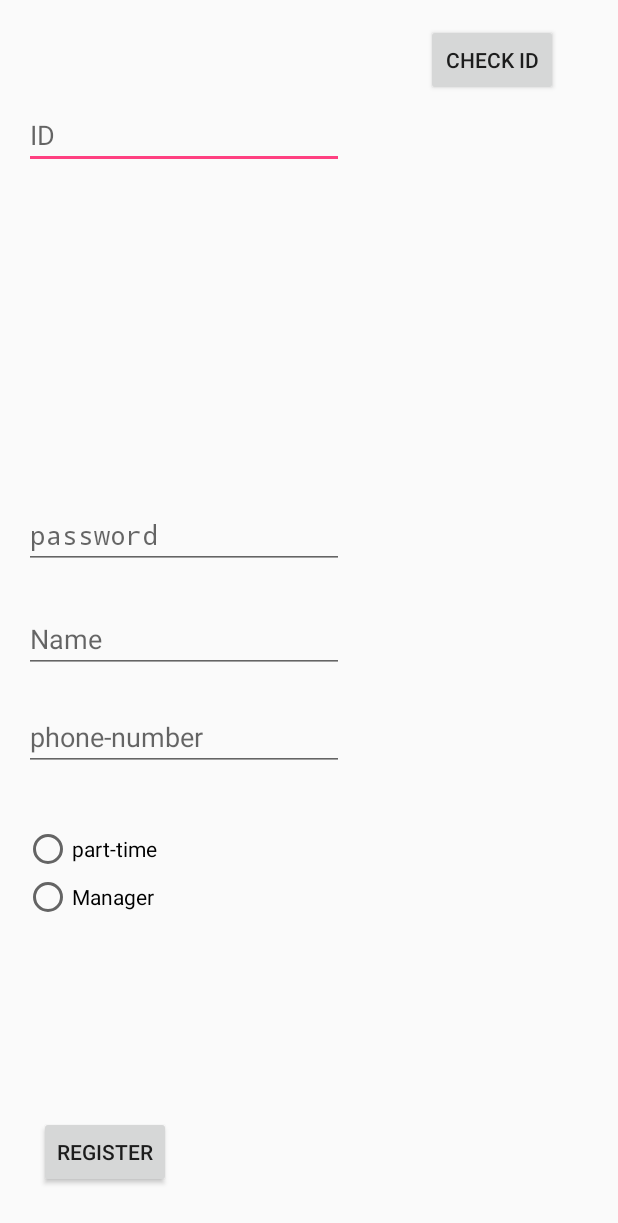
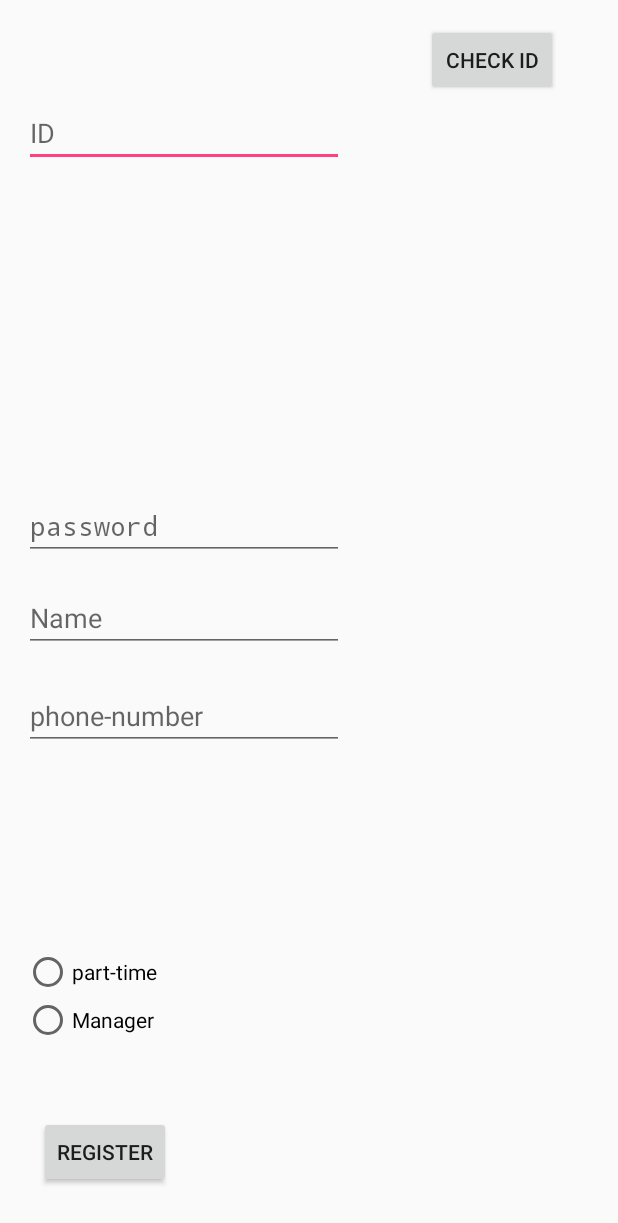
Before and after one commit to hongjoonki/mobile, an Android app: the RegisterActivity screen opened directly, with no data from a screen before it, on a phone screen of 412 x 824 dp. Shown: the top 1223 px of the screen. Run offline under Robolectric (Android 15) with nearby library versions, the phone set to English and light mode, and no system bars; our stand-ins replace Volley; network calls fail.

```diff
--- a/app/src/main/java/com/example/hong/alchul/RegisterActivity.java
+++ b/app/src/main/java/com/example/hong/alchul/RegisterActivity.java
@@ -30,6 +30,7 @@ public class RegisterActivity extends Activity{
     RadioButton managerButton;
     RadioGroup rg;
     String checkId = "";
+    private final int GALLERY_CODE=1112;
 
     @Override
     protected void onCreate(Bundle savedInstanceState) {
@@ -189,5 +190,4 @@ public class RegisterActivity extends Activity{
         queue.add(idCheckRequest);
 
     }
-
 }
--- a/app/src/main/java/com/example/hong/alchul/parttime/partime_home.java
+++ b/app/src/main/java/com/example/hong/alchul/parttime/partime_home.java
@@ -7,6 +7,7 @@ import android.view.View;
 import android.widget.LinearLayout;
 import android.widget.Toast;
 
+import com.example.hong.alchul.ChattingActivity;
 import com.example.hong.alchul.R;
 import com.example.hong.alchul.parttime.MyFragment1;
 import com.example.hong.alchul.parttime.MyFragment2;
@@ -86,4 +87,5 @@ public class partime_home extends AppCompatActivity {
 
 
     }
+
 }
--- a/app/src/main/res/layout/activity_register.xml
+++ b/app/src/main/res/layout/activity_register.xml
@@ -30,7 +30,7 @@
         android:layout_height="wrap_content"
         android:layout_marginStart="16dp"
         android:layout_marginEnd="16dp"
-        android:layout_marginBottom="24dp"
+        android:layout_marginBottom="16dp"
         android:ems="10"
         android:hint="password"
         android:inputType="textPassword"
@@ -71,10 +71,10 @@
     <EditText
         android:id="@+id/PhoneText"
         android:layout_width="wrap_content"
-        android:layout_height="wrap_content"
+        android:layout_height="45dp"
         android:layout_marginStart="16dp"
         android:layout_marginEnd="16dp"
-        android:layout_marginBottom="36dp"
+        android:layout_marginBottom="132dp"
         android:ems="10"
         android:hint="phone-number"
         android:inputType="phone"
@@ -82,17 +82,18 @@
         app:layout_constraintEnd_toEndOf="parent"
         app:layout_constraintHorizontal_bias="0.0"
         app:layout_constraintStart_toStartOf="parent" />
+
     <RadioGroup
         android:id="@+id/radio"
         android:layout_width="wrap_content"
         android:layout_height="wrap_content"
-        android:layout_marginBottom="8dp"
         android:layout_marginStart="16dp"
         android:layout_marginTop="100dp"
+        android:layout_marginBottom="8dp"
         app:layout_constraintBottom_toTopOf="@+id/registerButton"
         app:layout_constraintStart_toStartOf="parent"
         app:layout_constraintTop_toTopOf="parent"
-        app:layout_constraintVertical_bias="0.787">
+        app:layout_constraintVertical_bias="0.93">
 
         <RadioButton
             android:id="@+id/partButton"
```
Also changed, not shown: app/src/main/java/com/example/hong/alchul/ChattingActivity.java (+7 -1 lines), app/src/main/res/layout/activity_chatting.xml (added, +65 -0 lines).
